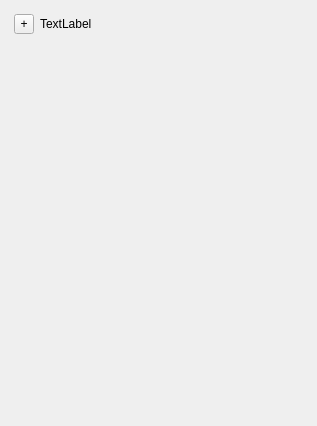
This is lib/gii/SceneEditor/ObjectContainer.ui in tommo/gii as Qt 5 draws it before an edit. The edited form follows.
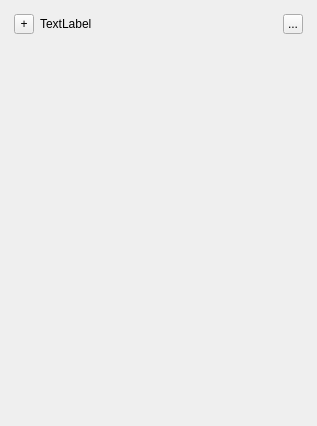
This is the edited form.

What changed in the file:
```diff
--- a/lib/gii/SceneEditor/ObjectContainer.ui
+++ b/lib/gii/SceneEditor/ObjectContainer.ui
@@ -58,6 +58,25 @@
         </property>
        </widget>
       </item>
+      <item>
+       <widget class="QToolButton" name="buttonContext">
+        <property name="maximumSize">
+         <size>
+          <width>20</width>
+          <height>20</height>
+         </size>
+        </property>
+        <property name="baseSize">
+         <size>
+          <width>0</width>
+          <height>0</height>
+         </size>
+        </property>
+        <property name="text">
+         <string>...</string>
+        </property>
+       </widget>
+      </item>
      </layout>
     </widget>
    </item>
```
